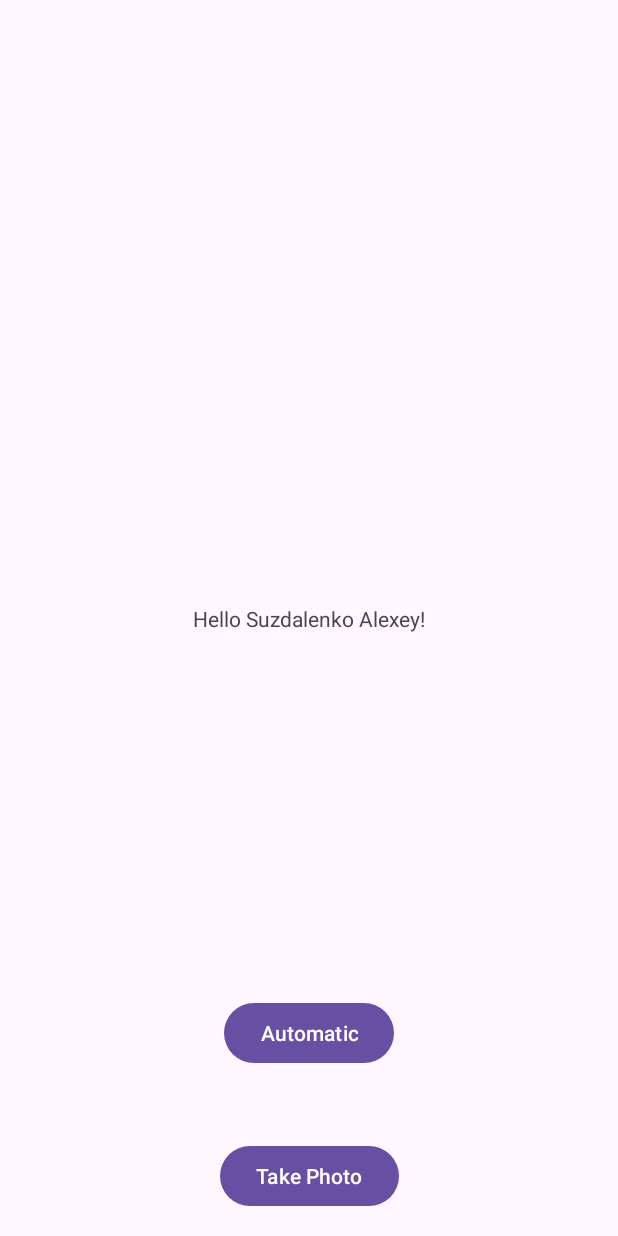
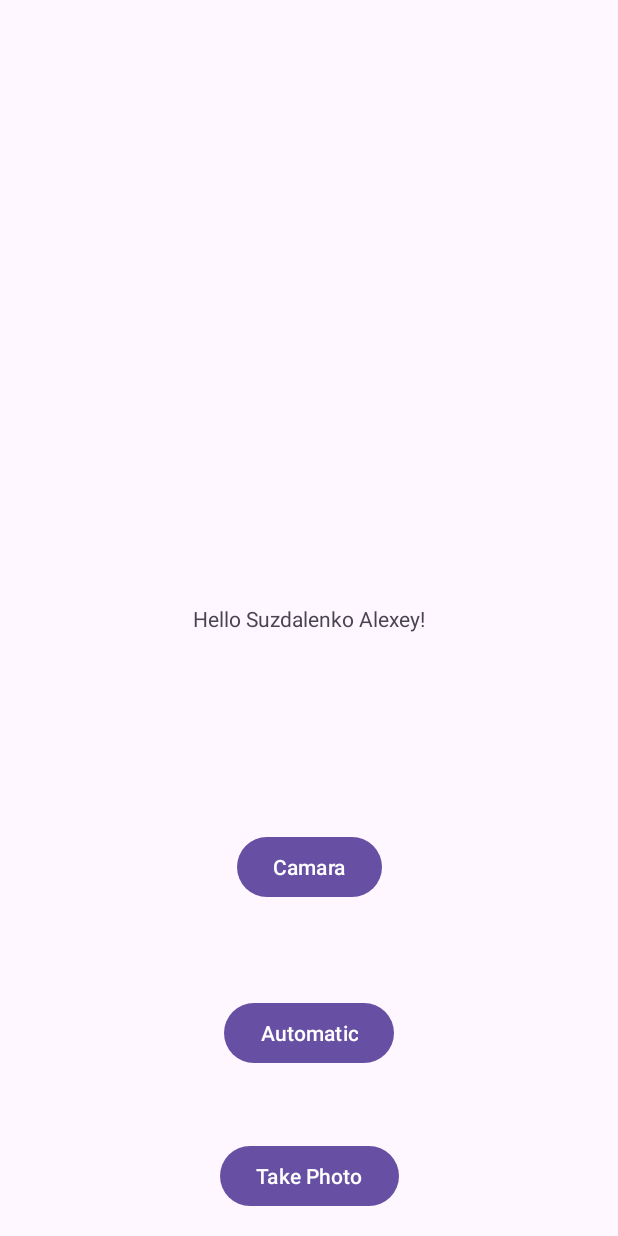
Before and after one commit to suzdalenko-dev/Aplicaciones-android, an Android app: the screen it shows after launch (MainActivity), on a phone screen of 412 x 824 dp. Run offline under Robolectric (Android 15) with nearby library versions, the phone set to English and light mode, and no system bars.

Commit message:
suzdalenko alexey ha conseguido que se pueda hacer la foto a traves de la camara nativa

```diff
--- a/ImagenesFroxa/app/build.gradle.kts
+++ b/ImagenesFroxa/app/build.gradle.kts
@@ -49,6 +49,7 @@ dependencies {
     implementation(libs.androidx.camera.core)
     implementation(libs.androidx.camera.lifecycle)
     implementation(libs.androidx.camera.view)
+    implementation(libs.androidx.camera.camera2)
     testImplementation(libs.junit)
     androidTestImplementation(libs.androidx.junit)
     androidTestImplementation(libs.androidx.espresso.core)
--- a/ImagenesFroxa/app/src/main/java/suzdalenko/froxa/ui/MainActivity.kt
+++ b/ImagenesFroxa/app/src/main/java/suzdalenko/froxa/ui/MainActivity.kt
@@ -32,6 +32,7 @@ class MainActivity : AppCompatActivity() {
     private lateinit var requestPermissionLauncher: ActivityResultLauncher<String>
     private lateinit var btnTakePhoto: Button
     private lateinit var btnAutoCapture: Button
+    private lateinit var btnCamara: Button
     companion object {
         private const val CAMERA_PERMISSION_CODE = 100
         private const val STORAGE_PERMISSION_CODE = 101
@@ -71,7 +72,11 @@ class MainActivity : AppCompatActivity() {
             val intent = Intent(this, AutoCaptureActivity::class.java)
             startActivity(intent)
         }
-
+        btnCamara = findViewById(R.id.btnCamara)
+        btnCamara.setOnClickListener{
+            val intent = Intent(this, Camara::class.java)
+            startActivity(intent)
+        }
     }
     private fun showAutoStartPermissionDialog() {
         AlertDialog.Builder(this)
--- a/ImagenesFroxa/app/src/main/res/layout/activity_main.xml
+++ b/ImagenesFroxa/app/src/main/res/layout/activity_main.xml
@@ -6,7 +6,6 @@
     android:layout_width="match_parent"
     android:layout_height="match_parent"
     tools:context=".ui.MainActivity">
-
     <TextView
         android:layout_width="wrap_content"
         android:layout_height="wrap_content"
@@ -15,7 +14,6 @@
         app:layout_constraintEnd_toEndOf="parent"
         app:layout_constraintStart_toStartOf="parent"
         app:layout_constraintTop_toTopOf="parent" />
-
     <Button
         android:id="@+id/btnTakePhoto"
         android:layout_width="wrap_content"
@@ -26,8 +24,6 @@
         app:layout_constraintStart_toStartOf="parent"
         android:layout_marginBottom="16dp"
         android:onClick="onTakePhotoClick" />
-
-    <!-- activity_main.xml -->
     <Button
         app:layout_constraintBottom_toBottomOf="parent"
         app:layout_constraintEnd_toEndOf="parent"
@@ -37,6 +33,15 @@
         android:layout_width="wrap_content"
         android:layout_height="wrap_content"
         android:text="Automatic" />
+    <Button
+        app:layout_constraintBottom_toBottomOf="parent"
+        app:layout_constraintEnd_toEndOf="parent"
+        app:layout_constraintStart_toStartOf="parent"
+        android:layout_marginBottom="222dp"
+        android:id="@+id/btnCamara"
+        android:layout_width="wrap_content"
+        android:layout_height="wrap_content"
+        android:text="Camara" />
 
 
 </androidx.constraintlayout.widget.ConstraintLayout>
--- a/ImagenesFroxa/gradle/libs.versions.toml
+++ b/ImagenesFroxa/gradle/libs.versions.toml
@@ -14,6 +14,7 @@ navigationUiKtx = "2.7.7"
 cameraCore = "1.3.4"
 cameraLifecycle = "1.3.4"
 cameraView = "1.3.4"
+camerax = "1.3.4"
 
 [libraries]
 androidx-core-ktx = { group = "androidx.core", name = "core-ktx", version.ref = "coreKtx" }
@@ -29,6 +30,7 @@ androidx-navigation-ui-ktx = { group = "androidx.navigation", name = "navigation
 androidx-camera-core = { group = "androidx.camera", name = "camera-core", version.ref = "cameraCore" }
 androidx-camera-lifecycle = { group = "androidx.camera", name = "camera-lifecycle", version.ref = "cameraLifecycle" }
 androidx-camera-view = { group = "androidx.camera", name = "camera-view", version.ref = "cameraView" }
+androidx-camera-camera2 = { group = "androidx.camera", name = "camera-camera2", version.ref = "camerax" }  # Añade esta línea
 
 [plugins]
 android-application = { id = "com.android.application", version.ref = "agp" }
```
Also changed, not shown: ImagenesFroxa/app/src/main/AndroidManifest.xml (+6 -5 lines), ImagenesFroxa/app/src/main/java/suzdalenko/froxa/ui/Camara.kt (+51 -11 lines), ImagenesFroxa/app/src/main/res/layout/activity_camara.xml (+23 -9 lines).
